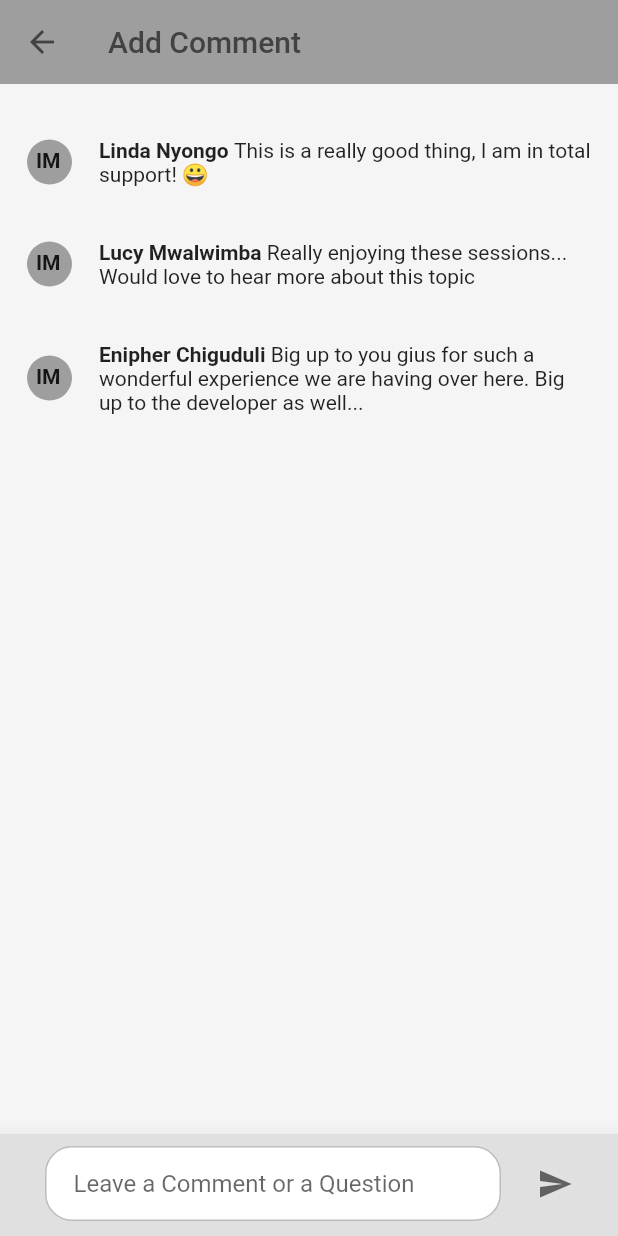
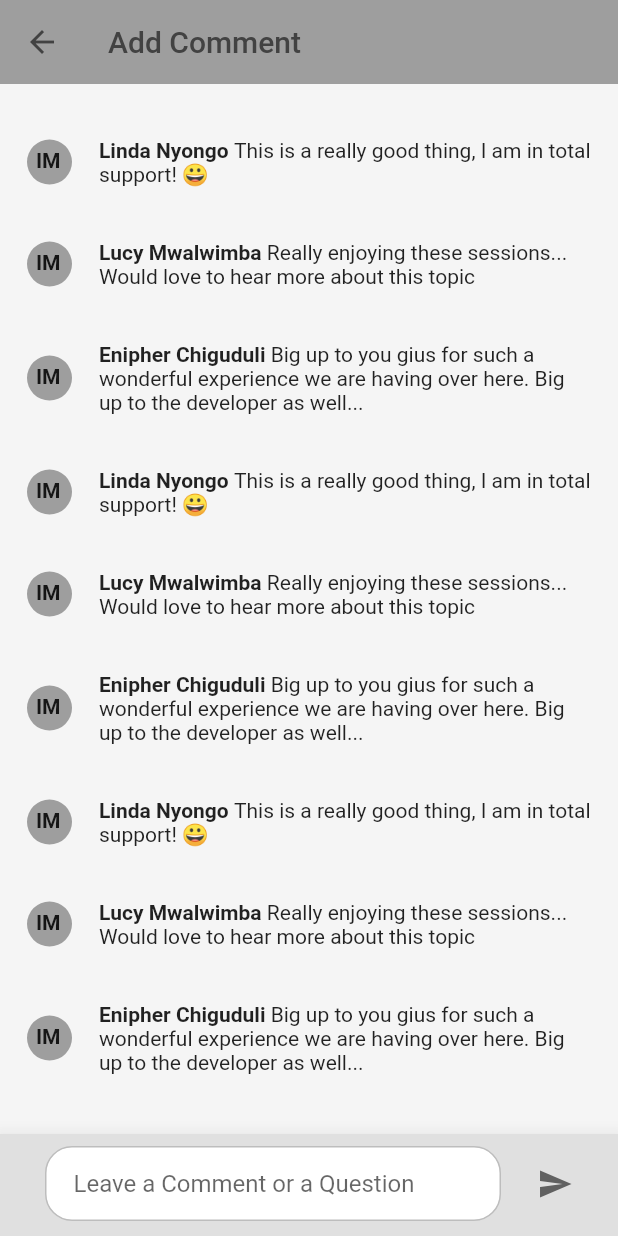
Before and after one commit to liwoo/ppp-conference, a Flutter app: the CommentForm screen opened directly with empty values, on a phone screen of 412 x 824 dp. Run offline on Flutter 3.47's test engine with Material 2 defaults, Android fonts, the phone set to English and light mode, and no system bars; our stand-ins replace bloc, cloud_firestore, date_format, equatable, firebase_auth, firebase_messaging and 3 more; accounts and stored records are empty; statements that could not run were skipped.

Commit message:
refactoring comments

```diff
--- /dev/null
+++ b/lib/screens/comments/form.dart
@@ -0,0 +1,126 @@
+import 'package:flutter/material.dart';
+import 'package:ppp_conference/screens/comments/list.dart';
+
+class CommentForm extends StatefulWidget {
+  final Color color;
+  final String slotId;
+
+  const CommentForm({Key key, @required this.color, @required this.slotId}) : super(key: key);
+
+  @override
+  _CommentFormState createState() => _CommentFormState();
+}
+
+class _CommentFormState extends State<CommentForm> {
+  double _keyboardHeihgt = 0;
+  TextEditingController _controller;
+
+  @override
+  void initState() {
+    _controller = TextEditingController();
+    super.initState();
+  }
+
+  @override
+  Widget build(BuildContext context) {
+    return Scaffold(
+      backgroundColor: Colors.grey[100],
+      appBar: AppBar(
+        backgroundColor: widget.color,
+        elevation: 0,
+        iconTheme: IconThemeData(color: Colors.grey[800]),
+        title: GestureDetector(
+          onTap: () => dismissKeyboard(context),
+          child: Text(
+            'Add Comment',
+            style: TextStyle(color: Colors.grey[800]),
+          ),
+        ),
+      ),
+      bottomNavigationBar: buildBottomAppBar(context),
+      body: GestureDetector(
+        onTap: () => dismissKeyboard(context),
+        child: ListView(
+          padding: EdgeInsets.all(18),
+          children: <Widget>[
+            CommentList(context: context, myComments: comments, color: widget.color, slotId: 'Some Slot ID')
+          ],
+        ),
+      ),
+    );
+  }
+
+  Widget buildBottomAppBar(BuildContext context) {
+    return BottomAppBar(
+      color: Colors.grey[300],
+      elevation: 12,
+      child: SafeArea(
+        child: Padding(
+          padding: EdgeInsets.only(
+              bottom: 10 + _keyboardHeihgt, left: 18, right: 18, top: 8),
+          child: Row(
+            children: <Widget>[
+              SizedBox(
+                width: 12,
+              ),
+              Flexible(
+                child: Container(
+                  padding: EdgeInsets.symmetric(horizontal: 18),
+                  decoration: BoxDecoration(
+                      color: Colors.white,
+                      borderRadius: BorderRadius.all(Radius.circular(18)),
+                      border: Border.all(color: Colors.grey[400])),
+                  child: TextField(
+                    controller: _controller,
+                    onTap: () async {
+                      await Future.delayed(Duration(milliseconds: 200));
+                      setState(() {
+                        _keyboardHeihgt =
+                            MediaQuery.of(context).viewInsets.bottom;
+                      });
+                    },
+                    onSubmitted: (text) {
+                      setState(() {
+                        _keyboardHeihgt = 0;
+                      });
+                    },
+                    keyboardAppearance: Brightness.light,
+                    keyboardType: TextInputType.multiline,
+                    maxLines: null,
+                    decoration: InputDecoration(
+                        border: InputBorder.none,
+                        hintText: 'Leave a Comment or a Question'),
+                  ),
+                ),
+              ),
+              SizedBox(
+                width: 12,
+              ),
+              IconButton(
+                icon: Icon(
+                  Icons.send,
+                  color: Colors.grey[700],
+                ),
+                onPressed: () {
+                  _controller.clear();
+                  dismissKeyboard(context);
+                  print('Sending Message');
+                },
+              )
+            ],
+          ),
+        ),
+      ),
+    );
+  }
+
+  void dismissKeyboard(BuildContext context) {
+    var currentFocus = FocusScope.of(context);
+    if (!currentFocus.hasPrimaryFocus) {
+      currentFocus.unfocus();
+    }
+    setState(() {
+      _keyboardHeihgt = 0;
+    });
+  }
+}
--- /dev/null
+++ b/lib/screens/comments/list.dart
@@ -0,0 +1,109 @@
+import 'package:flutter/material.dart';
+import 'package:flutter_bloc/flutter_bloc.dart';
+import 'package:ppp_conference/models/comment.dart';
+
+class CommentList extends StatelessWidget {
+  const CommentList({
+    Key key,
+    @required this.context,
+    @required this.myComments,
+    @required this.color,
+    @required this.slotId,
+  }) : super(key: key);
+
+  final BuildContext context;
+  final List<SlotComment> myComments;
+  final Color color;
+  final String slotId;
+
+  @override
+  Widget build(BuildContext context) {
+    var commentList = myComments.map((comment) {
+      return Padding(
+        padding: const EdgeInsets.symmetric(vertical: 18.0),
+        child: Row(
+          children: <Widget>[
+            Container(
+                width: 30,
+                height: 30,
+                padding: EdgeInsets.all(6),
+                decoration: BoxDecoration(
+                    color: color,
+                    borderRadius: BorderRadius.all(Radius.circular(99))),
+                child: Text(
+                  'IM',
+                  style: TextStyle(fontWeight: FontWeight.bold),
+                )),
+            SizedBox(
+              width: 18,
+            ),
+            Flexible(
+              child: RichText(
+                text: TextSpan(
+                    style: Theme.of(context)
+                        .textTheme
+                        .body1
+                        .copyWith(fontWeight: FontWeight.bold),
+                    text: '${comment.commenter} ',
+                    children: [
+                      TextSpan(
+                          style: Theme.of(context).textTheme.body1,
+                          text: comment.comment)
+                    ]),
+              ),
+            )
+          ],
+        ),
+      );
+    }).toList();
+
+    return Column(
+        children: commentList
+    );
+  }
+}
+
+var comments = [
+  SlotComment(
+      comment: 'This is a really good thing, I am in total support! 😀',
+      commenter: 'Linda Nyongo',
+      time: DateTime(2020, 2, 24, 9, 14, 22)),
+  SlotComment(
+      comment:
+      'Really enjoying these sessions... Would love to hear more about this topic',
+      commenter: 'Lucy Mwalwimba',
+      time: DateTime(2020, 2, 24, 9, 27, 18)),
+  SlotComment(
+      comment:
+      'Big up to you gius for such a wonderful experience we are having over here. Big up to the developer as well...',
+      commenter: 'Enipher Chiguduli',
+      time: DateTime(2020, 2, 24, 9, 29, 7)),
+  SlotComment(
+      comment: 'This is a really good thing, I am in total support! 😀',
+      commenter: 'Linda Nyongo',
+      time: DateTime(2020, 2, 24, 9, 14, 22)),
+  SlotComment(
+      comment:
+      'Really enjoying these sessions... Would love to hear more about this topic',
+      commenter: 'Lucy Mwalwimba',
+      time: DateTime(2020, 2, 24, 9, 27, 18)),
+  SlotComment(
+      comment:
+      'Big up to you gius for such a wonderful experience we are having over here. Big up to the developer as well...',
+      commenter: 'Enipher Chiguduli',
+      time: DateTime(2020, 2, 24, 9, 29, 7)),
+  SlotComment(
+      comment: 'This is a really good thing, I am in total support! 😀',
+      commenter: 'Linda Nyongo',
+      time: DateTime(2020, 2, 24, 9, 14, 22)),
+  SlotComment(
+      comment:
+      'Really enjoying these sessions... Would love to hear more about this topic',
+      commenter: 'Lucy Mwalwimba',
+      time: DateTime(2020, 2, 24, 9, 27, 18)),
+  SlotComment(
+      comment:
+      'Big up to you gius for such a wonderful experience we are having over here. Big up to the developer as well...',
+      commenter: 'Enipher Chiguduli',
+      time: DateTime(2020, 2, 24, 9, 29, 7))
+];
--- a/lib/screens/schedule/details.dart
+++ b/lib/screens/schedule/details.dart
@@ -1,9 +1,15 @@
+import 'package:cloud_firestore/cloud_firestore.dart';
 import 'package:date_format/date_format.dart';
 import 'package:flutter/material.dart';
+import 'package:flutter_bloc/flutter_bloc.dart';
 import 'package:flutter_html/flutter_html.dart';
+import 'package:ppp_conference/bloc/slot_comment/bloc.dart';
 import 'package:ppp_conference/models/attendee.dart';
 import 'package:ppp_conference/models/comment.dart';
 import 'package:ppp_conference/models/slot.dart';
+import 'package:ppp_conference/repositories/user_schedule_repository.dart';
+import 'package:ppp_conference/screens/comments/form.dart';
+import 'package:ppp_conference/screens/comments/list.dart';
 import 'package:ppp_conference/screens/schedule/widgets/category.dart';
 import 'package:ppp_conference/screens/schedule/widgets/slot.dart';
 import 'package:ppp_conference/screens/speaker/details.dart';
@@ -21,9 +27,20 @@ class SlotDetails extends StatefulWidget {
 }
 
 class _SlotDetailsState extends State<SlotDetails> {
+  CommentBloc _commentBloc;
+
+  @override
+  void initState() {
+    _commentBloc = CommentBloc(userScheduleRepository: UserScheduleRepository(Firestore.instance));
+    _commentBloc.add(InitializeComments(widget.slot.id));
+    super.initState();
+  }
+
   @override
   Widget build(BuildContext context) {
-    return Scaffold(
+    return BlocProvider(
+      create: (BuildContext context) => _commentBloc,
+      child: Scaffold(
         resizeToAvoidBottomInset: true,
         backgroundColor: Colors.white,
         appBar: AppBar(
@@ -55,6 +72,7 @@ class _SlotDetailsState extends State<SlotDetails> {
                 fullscreenDialog: true,
                 builder: (context) => CommentForm(
                       color: widget.color,
+                      slotId: 'someID',
                     ))),
           ),
         ),
@@ -135,53 +153,12 @@ class _SlotDetailsState extends State<SlotDetails> {
               SizedBox(
                 height: 12,
               ),
-            ...buildComments(context, comments, widget.color)
+              CommentList(context: context, myComments: comments, color: widget.color, slotId: widget.slot.id)
             ],
           ),
         ),
-    );
-  }
-
-  List<Widget> buildComments(
-      BuildContext context, List<SlotComment> myComments, Color color) {
-    return myComments.map((comment) {
-      return Padding(
-        padding: const EdgeInsets.symmetric(vertical: 18.0),
-        child: Row(
-          children: <Widget>[
-            Container(
-                width: 30,
-                height: 30,
-                padding: EdgeInsets.all(6),
-                decoration: BoxDecoration(
-                    color: color,
-                    borderRadius: BorderRadius.all(Radius.circular(99))),
-                child: Text(
-                  'IM',
-                  style: TextStyle(fontWeight: FontWeight.bold),
-                )),
-            SizedBox(
-              width: 18,
-            ),
-            Flexible(
-              child: RichText(
-                text: TextSpan(
-                    style: Theme.of(context)
-                        .textTheme
-                        .body1
-                        .copyWith(fontWeight: FontWeight.bold),
-                    text: '${comment.commenter} ',
-                    children: [
-                      TextSpan(
-                          style: Theme.of(context).textTheme.body1,
-                          text: comment.comment)
-                    ]),
-              ),
-            )
-          ],
       ),
     );
-    }).toList();
   }
 
   List<Widget> buildUserSection(
@@ -267,183 +244,3 @@ class _SlotDetailsState extends State<SlotDetails> {
     );
   }
 }
-
-var comments = [
-  SlotComment(
-      comment: 'This is a really good thing, I am in total support! 😀',
-      commenter: 'Linda Nyongo',
-      time: DateTime(2020, 2, 24, 9, 14, 22)),
-  SlotComment(
-      comment:
-          'Really enjoying these sessions... Would love to hear more about this topic',
-      commenter: 'Lucy Mwalwimba',
-      time: DateTime(2020, 2, 24, 9, 27, 18)),
-  SlotComment(
-      comment:
-          'Big up to you gius for such a wonderful experience we are having over here. Big up to the developer as well...',
-      commenter: 'Enipher Chiguduli',
-      time: DateTime(2020, 2, 24, 9, 29, 7))
-];
-
-class CommentForm extends StatefulWidget {
-  final Color color;
-
-  const CommentForm({Key key, @required this.color}) : super(key: key);
-
-  @override
-  _CommentFormState createState() => _CommentFormState();
-}
-
-class _CommentFormState extends State<CommentForm> {
-  double _keyboardHeihgt = 0;
-  TextEditingController _controller;
-
-  @override
-  void initState() {
-    _controller = TextEditingController();
-    super.initState();
-  }
-
-  @override
-  Widget build(BuildContext context) {
-    return Scaffold(
-      backgroundColor: Colors.grey[100],
-      appBar: AppBar(
-        backgroundColor: widget.color,
-        elevation: 0,
-        iconTheme: IconThemeData(color: Colors.grey[800]),
-        title: GestureDetector(
-          onTap: () => dismissKeyboard(context),
-          child: Text(
-            'Add Comment',
-            style: TextStyle(color: Colors.grey[800]),
-          ),
-        ),
-      ),
-      bottomNavigationBar: buildBottomAppBar(context),
-      body: GestureDetector(
-        onTap: () => dismissKeyboard(context),
-        child: ListView(
-          padding: EdgeInsets.all(18),
-          children: <Widget>[...buildComments(context, comments, widget.color)],
-        ),
-      ),
-    );
-  }
-
-  List<Widget> buildComments(
-      BuildContext context, List<SlotComment> myComments, Color color) {
-    return myComments.map((comment) {
-      return Padding(
-        padding: const EdgeInsets.symmetric(vertical: 18.0),
-        child: Row(
-          children: <Widget>[
-            Container(
-                width: 30,
-                height: 30,
-                padding: EdgeInsets.all(6),
-                decoration: BoxDecoration(
-                    color: color,
-                    borderRadius: BorderRadius.all(Radius.circular(99))),
-                child: Text(
-                  'IM',
-                  style: TextStyle(fontWeight: FontWeight.bold),
-                )),
-            SizedBox(
-              width: 18,
-            ),
-            Flexible(
-              child: RichText(
-                text: TextSpan(
-                    style: Theme.of(context)
-                        .textTheme
-                        .body1
-                        .copyWith(fontWeight: FontWeight.bold),
-                    text: '${comment.commenter} ',
-                    children: [
-                      TextSpan(
-                          style: Theme.of(context).textTheme.body1,
-                          text: comment.comment)
-                    ]),
-              ),
-            )
-          ],
-        ),
-      );
-    }).toList();
-  }
-
-  Widget buildBottomAppBar(BuildContext context) {
-    return BottomAppBar(
-      color: Colors.grey[300],
-      elevation: 12,
-      child: SafeArea(
-        child: Padding(
-          padding: EdgeInsets.only(
-              bottom: 10 + _keyboardHeihgt, left: 18, right: 18, top: 8),
-          child: Row(
-            children: <Widget>[
-              SizedBox(
-                width: 12,
-              ),
-              Flexible(
-                child: Container(
-                  padding: EdgeInsets.symmetric(horizontal: 18),
-                  decoration: BoxDecoration(
-                      color: Colors.white,
-                      borderRadius: BorderRadius.all(Radius.circular(18)),
-                      border: Border.all(color: Colors.grey[400])),
-                  child: TextField(
-                    controller: _controller,
-                    onTap: () async {
-                      await Future.delayed(Duration(milliseconds: 200));
-                      setState(() {
-                        _keyboardHeihgt =
-                            MediaQuery.of(context).viewInsets.bottom;
-                      });
-                    },
-                    onSubmitted: (text) {
-                      setState(() {
-                        _keyboardHeihgt = 0;
-                      });
-                    },
-                    keyboardAppearance: Brightness.light,
-                    keyboardType: TextInputType.multiline,
-                    maxLines: null,
-                    decoration: InputDecoration(
-                        border: InputBorder.none,
-                        hintText: 'Leave a Comment or a Question'),
-                  ),
-                ),
-              ),
-              SizedBox(
-                width: 12,
-              ),
-              IconButton(
-                icon: Icon(
-                  Icons.send,
-                  color: Colors.grey[700],
-                ),
-                onPressed: () {
-                  _controller.clear();
-                  dismissKeyboard(context);
-                  print('Sending Message');
-                },
-              )
-            ],
-          ),
-        ),
-      ),
-    );
-  }
-
-  void dismissKeyboard(BuildContext context) {
-    var currentFocus = FocusScope.of(context);
-    if (!currentFocus.hasPrimaryFocus) {
-      currentFocus.unfocus();
-    }
-    setState(() {
-      _keyboardHeihgt = 0;
-    });
-  }
-}
```
Lines whose indentation alone changed are shown as unchanged.
